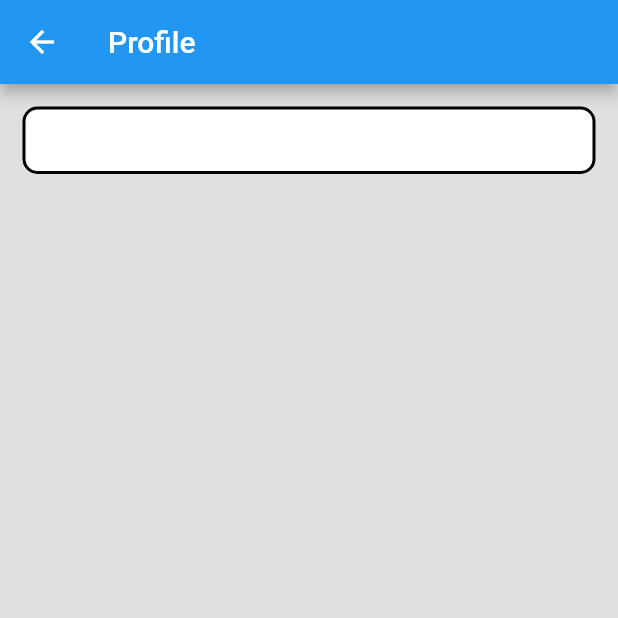
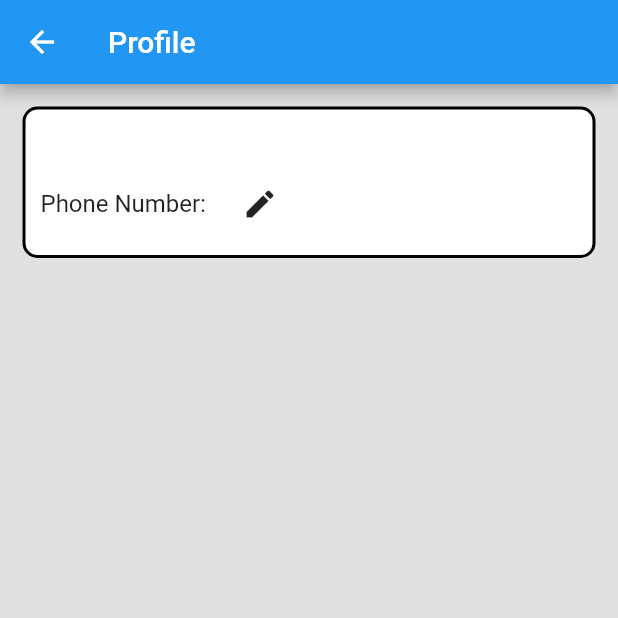
Before and after one commit to izznazrin/Bustop, a Flutter app: the screen it shows once a user with an empty profile is signed in, after a tap on the "person" icon, on a phone screen of 412 x 824 dp, the top half of it. Run offline on Flutter 3.47's test engine with Material 2 defaults, Android fonts, the light colour scheme and no system bars; our stand-ins replace cloud_firestore, firebase_auth, firebase_core, geolocator, google_maps_flutter; missing offline and left inert: flutter_polyline_points; accounts and stored records are empty.

Commit message:
20/6/2023

```diff
--- a/lib/profile.dart
+++ b/lib/profile.dart
@@ -13,7 +13,10 @@ class _ProfileState extends State<Profile> {
   late User? _user;
   late String _studentName;
   late String _studentMatricNumber;
+  late String _studentPhoneNumber;
   late bool _isLoading;
+
+  final TextEditingController _phoneNumberController = TextEditingController();
 
   @override
   void initState() {
@@ -37,17 +40,64 @@ class _ProfileState extends State<Profile> {
         .get();
     if (studentDoc.docs.isNotEmpty) {
       final studentData = studentDoc.docs.first.data();
-      final studentData2 = studentDoc.docs.first.data();
       setState(() {
         _studentName = studentData['student_name'] ?? 'Unknown';
-        _studentMatricNumber =
-            studentData2['student_matricnumber'] ?? 'Unknown';
+        _studentMatricNumber = studentData['student_matricnumber'] ?? 'Unknown';
+        _studentPhoneNumber = studentData['student_phonenumber'] ?? 'Unknown';
       });
     }
 
     setState(() {
       _isLoading = false;
     });
+  }
+
+  Future<void> _updatePhoneNumber(String phoneNumber) async {
+    final studentDoc = await FirebaseFirestore.instance
+        .collection('Student')
+        .where('student_uid', isEqualTo: _user!.uid)
+        .limit(1)
+        .get();
+    if (studentDoc.docs.isNotEmpty) {
+      final studentData = studentDoc.docs.first;
+      await studentData.reference.update({'student_phonenumber': phoneNumber});
+      setState(() {
+        _studentPhoneNumber = phoneNumber;
+      });
+    }
+  }
+
+  void _showEditPhoneNumberDialog() {
+    showDialog(
+      context: context,
+      builder: (context) {
+        return AlertDialog(
+          title: Text('Edit Phone Number'),
+          content: TextField(
+            controller: _phoneNumberController,
+            decoration: InputDecoration(hintText: 'Enter new phone number'),
+          ),
+          actions: [
+            TextButton(
+              onPressed: () {
+                Navigator.of(context).pop();
+              },
+              child: Text('Cancel'),
+            ),
+            TextButton(
+              onPressed: () {
+                final newPhoneNumber = _phoneNumberController.text.trim();
+                if (newPhoneNumber.isNotEmpty) {
+                  _updatePhoneNumber(newPhoneNumber);
+                }
+                Navigator.of(context).pop();
+              },
+              child: Text('Save'),
+            ),
+          ],
+        );
+      },
+    );
   }
 
   @override
@@ -76,9 +126,28 @@ class _ProfileState extends State<Profile> {
                     padding: EdgeInsets.all(10.0),
                     child: _isLoading
                         ? CircularProgressIndicator()
-                        : Text(
-                            '$_studentName $_studentMatricNumber',
-                            style: TextStyle(fontSize: 18),
+                        : Column(
+                            crossAxisAlignment: CrossAxisAlignment.start,
+                            children: [
+                              Text(
+                                '$_studentName $_studentMatricNumber',
+                                style: TextStyle(fontSize: 18),
+                              ),
+                              SizedBox(height: 8),
+                              Row(
+                                children: [
+                                  Text(
+                                    'Phone Number: $_studentPhoneNumber',
+                                    style: TextStyle(fontSize: 16),
+                                  ),
+                                  SizedBox(width: 8),
+                                  IconButton(
+                                    icon: Icon(Icons.edit),
+                                    onPressed: _showEditPhoneNumberDialog,
+                                  ),
+                                ],
+                              ),
+                            ],
                           ),
                   ),
                 ),
```
